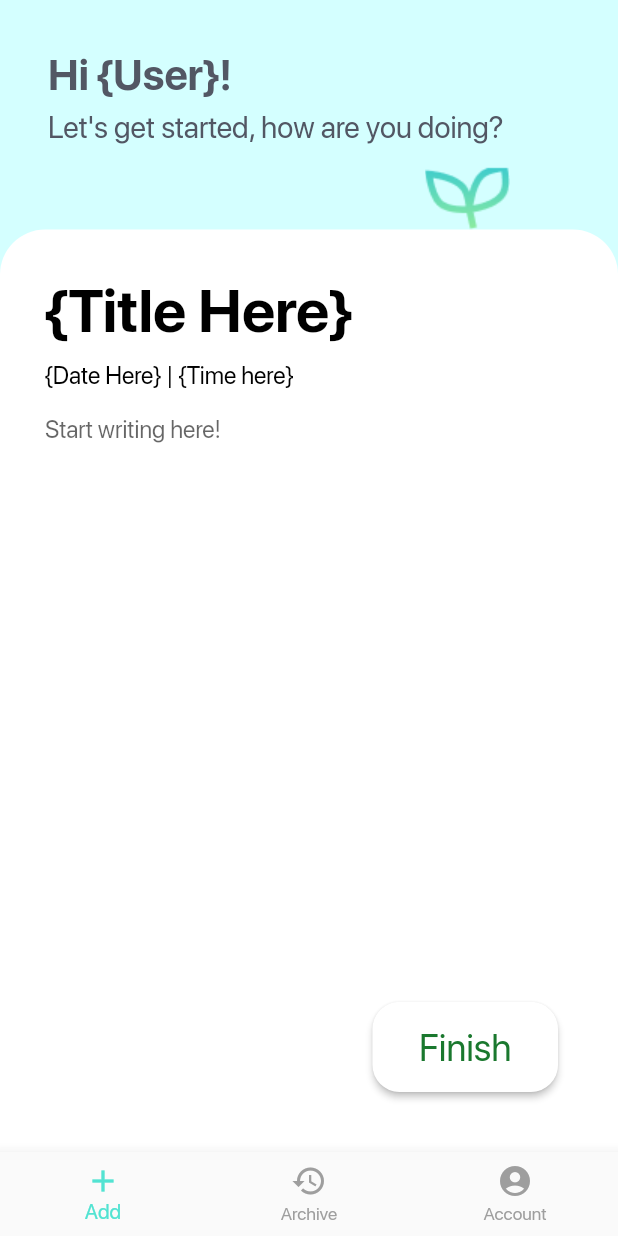
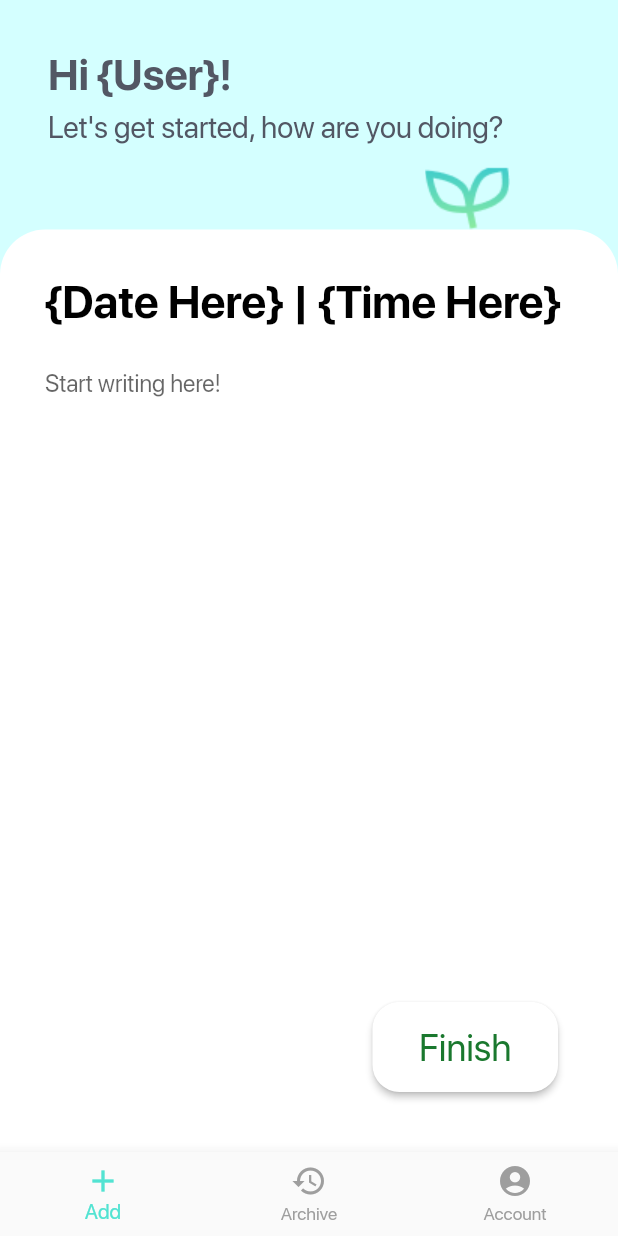
Before and after one commit to jonnachen/ponder, a Flutter app: the screen it shows after launch, on a phone screen of 412 x 824 dp. Run offline on Flutter 3.47's test engine with Material 2 defaults, Android fonts, the phone set to English and light mode, and no system bars.

Commit message:
changed journal entry title to date and time

```diff
--- a/lib/homepage.dart
+++ b/lib/homepage.dart
@@ -53,14 +53,11 @@ class _HomepageState extends State<Homepage> {
                       children: <Widget>[
                         Padding(
                             padding: EdgeInsets.only(bottom: 10.0),
-                            child: Text('{Title Here}',
+                            child: Text('{Date Here} | {Time Here}',
                                 style: TextStyle(
                                     color: Colors.black,
                                     fontWeight: FontWeight.bold,
-                                    fontSize: 40.0))),
-                        Text('{Date Here} | {Time here}',
-                            style:
-                                TextStyle(color: Colors.black, fontSize: 16.0)),
+                                    fontSize: 30.0))),
                         Container(
                             width: 300.0,
                             height: 400.0,
```
